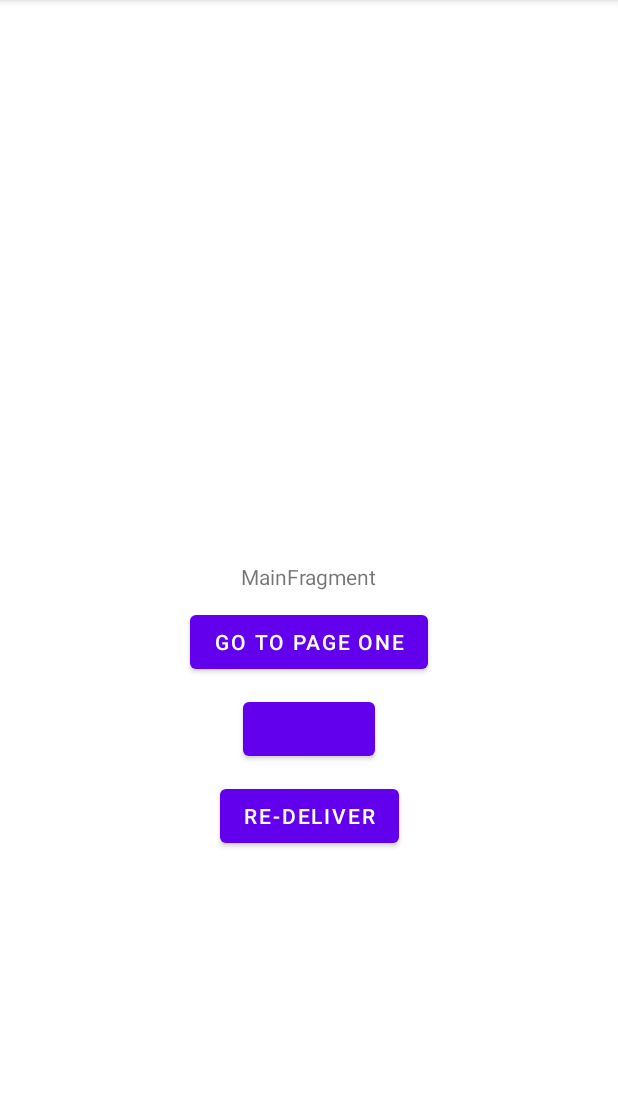
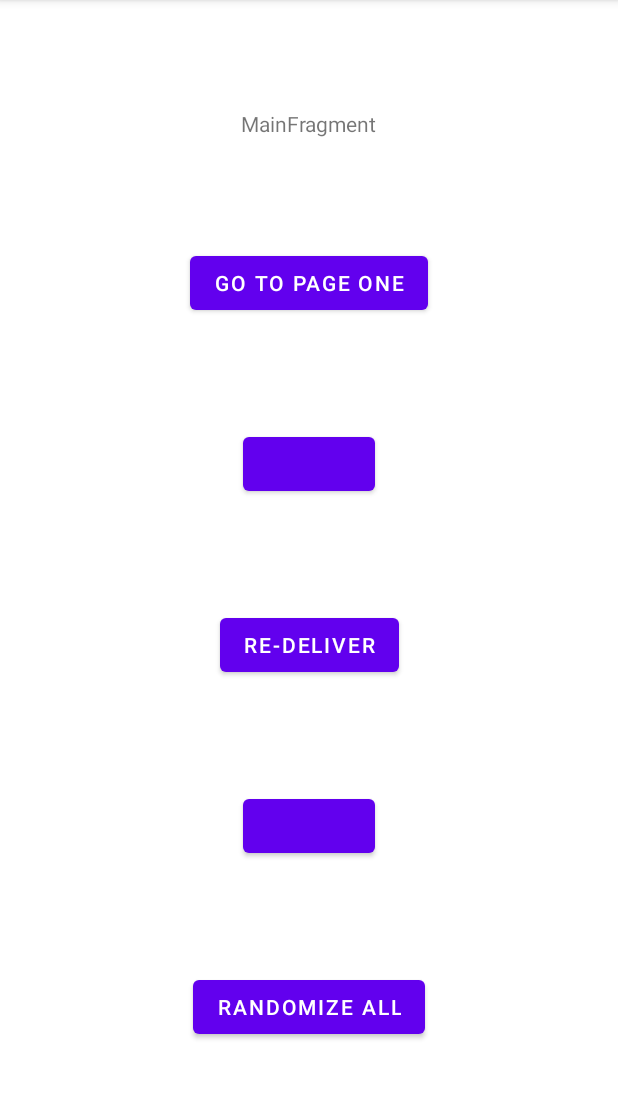
Before and after one commit to cmunaro/madrugada, an Android app: the screen it shows after launch (MainActivity), on a phone screen of 412 x 824 dp, the part 84-1183 px from its top. Run offline under Robolectric (Android 15) with nearby library versions, the phone set to English and light mode, and no system bars; our stand-ins replace data binding; 4 statements that could not run were skipped.

```diff
--- a/app/src/main/java/com/cmunaro/madrugada/base/MadrugadaStateFlowDSL.kt
+++ b/app/src/main/java/com/cmunaro/madrugada/base/MadrugadaStateFlowDSL.kt
@@ -5,7 +5,7 @@ import kotlin.reflect.KProperty1
 abstract class MadrugadaStateFlowDSL<S : MadrugadaState> {
     abstract val observers: HashMap<Array<out KProperty1<S, *>>, (S) -> Unit>
 
-    fun collectOnChangesOf(vararg properties: KProperty1<S, *>, action: (S) -> Unit) {
+    fun matchPartialStateChange(vararg properties: KProperty1<S, *>, action: (S) -> Unit) {
         observers[properties] = action
     }
 }
--- a/app/src/main/res/layout/main_fragment.xml
+++ b/app/src/main/res/layout/main_fragment.xml
@@ -20,8 +20,9 @@
             android:layout_width="wrap_content"
             android:layout_height="wrap_content"
             android:text="MainFragment"
-            app:layout_constraintBottom_toBottomOf="parent"
+            app:layout_constraintBottom_toTopOf="@+id/button"
             app:layout_constraintEnd_toEndOf="parent"
+            app:layout_constraintHorizontal_bias="0.5"
             app:layout_constraintStart_toStartOf="parent"
             app:layout_constraintTop_toTopOf="parent" />
 
@@ -29,32 +30,59 @@
             android:id="@+id/button"
             android:layout_width="wrap_content"
             android:layout_height="wrap_content"
-            android:layout_marginTop="10dp"
             android:text="Go to page one"
+            app:layout_constraintBottom_toTopOf="@+id/increment"
             app:layout_constraintEnd_toEndOf="parent"
+            app:layout_constraintHorizontal_bias="0.5"
             app:layout_constraintStart_toStartOf="parent"
-            app:layout_constraintTop_toBottomOf="@id/message" />
+            app:layout_constraintTop_toBottomOf="@+id/message" />
 
         <Button
             android:id="@+id/increment"
             android:layout_width="wrap_content"
             android:layout_height="wrap_content"
-            android:layout_marginTop="10dp"
+            android:onClick="@{() -> viewModel.increment()}"
             android:text="@{viewModel.counter}"
-            android:onClick="@{() -> viewModel.increment()}"
+            app:layout_constraintBottom_toTopOf="@+id/reEmit"
             app:layout_constraintEnd_toEndOf="parent"
+            app:layout_constraintHorizontal_bias="0.5"
             app:layout_constraintStart_toStartOf="parent"
-            app:layout_constraintTop_toBottomOf="@id/button" />
+            app:layout_constraintTop_toBottomOf="@+id/button" />
 
         <Button
             android:id="@+id/reEmit"
             android:layout_width="wrap_content"
             android:layout_height="wrap_content"
-            android:layout_marginTop="10dp"
+            android:onClick="@{() -> viewModel.reDeliver()}"
             android:text="Re-deliver"
-            android:onClick="@{() -> viewModel.reDeliver()}"
+            app:layout_constraintBottom_toTopOf="@+id/uuid"
             app:layout_constraintEnd_toEndOf="parent"
+            app:layout_constraintHorizontal_bias="0.5"
             app:layout_constraintStart_toStartOf="parent"
-            app:layout_constraintTop_toBottomOf="@id/increment" />
+            app:layout_constraintTop_toBottomOf="@+id/increment" />
+
+        <Button
+            android:id="@+id/uuid"
+            android:layout_width="wrap_content"
+            android:layout_height="wrap_content"
+            android:onClick="@{() -> viewModel.randomizeString()}"
+            android:text="@{viewModel.state.string}"
+            app:layout_constraintBottom_toTopOf="@+id/randomizeAll"
+            app:layout_constraintEnd_toEndOf="parent"
+            app:layout_constraintHorizontal_bias="0.5"
+            app:layout_constraintStart_toStartOf="parent"
+            app:layout_constraintTop_toBottomOf="@+id/reEmit" />
+
+        <Button
+            android:id="@+id/randomizeAll"
+            android:layout_width="wrap_content"
+            android:layout_height="wrap_content"
+            android:onClick="@{() -> viewModel.randomizeAll()}"
+            android:text="Randomize all"
+            app:layout_constraintBottom_toBottomOf="parent"
+            app:layout_constraintEnd_toEndOf="parent"
+            app:layout_constraintHorizontal_bias="0.5"
+            app:layout_constraintStart_toStartOf="parent"
+            app:layout_constraintTop_toBottomOf="@+id/uuid" />
     </androidx.constraintlayout.widget.ConstraintLayout>
 </layout>
```
Also changed, not shown: app/src/main/java/com/cmunaro/madrugada/base/MadrugadaStateFlow.kt (+11 -1 lines), app/src/main/java/com/cmunaro/madrugada/base/MadrugadaViewModel.kt (+3 -5 lines), app/src/main/java/com/cmunaro/madrugada/ui/main/MainFragment.kt (+9 -3 lines), app/src/main/java/com/cmunaro/madrugada/ui/main/MainViewModel.kt (+13 -2 lines).
